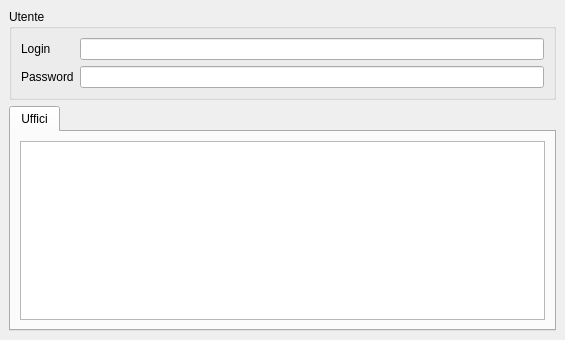
Above: src/com/axiastudio/suite/base/forms/utente.ui from tizianolattisi/suitegda before the change. Below: the same form after it.
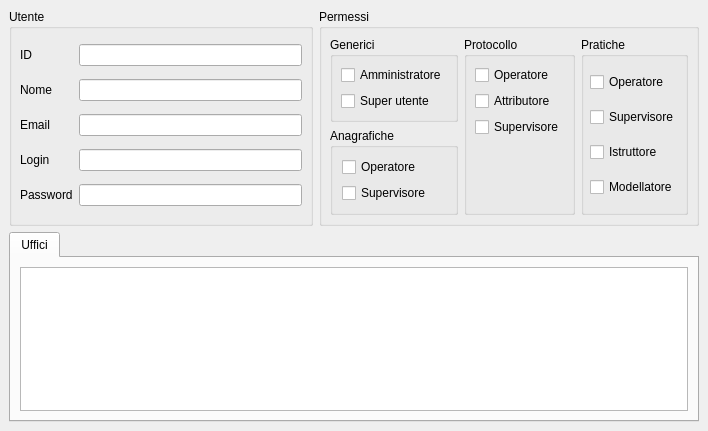
That is the form after the change. Custom widgets are drawn as their Qt base class.

Commit message: Flag dei permessi sull'utente

```diff
--- a/src/com/axiastudio/suite/base/forms/utente.ui
+++ b/src/com/axiastudio/suite/base/forms/utente.ui
@@ -6,43 +6,83 @@
    <rect>
     <x>0</x>
     <y>0</y>
-    <width>565</width>
-    <height>340</height>
+    <width>708</width>
+    <height>431</height>
    </rect>
   </property>
   <property name="windowTitle">
    <string>Utenti</string>
   </property>
   <widget class="QWidget" name="centralwidget">
-   <layout class="QVBoxLayout" name="verticalLayout_2">
-    <item>
+   <layout class="QGridLayout" name="gridLayout_3">
+    <item row="0" column="0">
      <widget class="QGroupBox" name="groupBox">
       <property name="title">
        <string>Utente</string>
       </property>
       <layout class="QGridLayout" name="gridLayout">
+       <property name="margin">
+        <number>8</number>
+       </property>
        <item row="0" column="0">
+        <widget class="QLabel" name="label_4">
+         <property name="text">
+          <string>ID</string>
+         </property>
+        </widget>
+       </item>
+       <item row="0" column="1">
+        <widget class="QLineEdit" name="lineEdit_4"/>
+       </item>
+       <item row="1" column="0">
+        <widget class="QLabel" name="label_3">
+         <property name="text">
+          <string>Nome</string>
+         </property>
+        </widget>
+       </item>
+       <item row="1" column="1">
+        <widget class="QLineEdit" name="lineEdit_3"/>
+       </item>
+       <item row="2" column="0">
+        <widget class="QLabel" name="label_5">
+         <property name="text">
+          <string>Email</string>
+         </property>
+        </widget>
+       </item>
+       <item row="2" column="1">
+        <widget class="QLineEdit" name="lineEdit_5">
+         <property name="column" stdset="0">
+          <string>email</string>
+         </property>
+         <property name="validator" stdset="0">
+          <string>^[_a-z0-9-]+(\.[_a-z0-9-]+)*@[a-z0-9-]+(\.[a-z0-9-]+)*(\.[a-z]{2,4})$</string>
+         </property>
+        </widget>
+       </item>
+       <item row="3" column="0">
         <widget class="QLabel" name="label">
          <property name="text">
           <string>Login</string>
          </property>
         </widget>
        </item>
-       <item row="0" column="1">
+       <item row="3" column="1">
         <widget class="QLineEdit" name="lineEdit">
          <property name="column" stdset="0">
           <string>login</string>
          </property>
         </widget>
        </item>
-       <item row="1" column="0">
+       <item row="4" column="0">
         <widget class="QLabel" name="label_2">
          <property name="text">
           <string>Password</string>
          </property>
         </widget>
        </item>
-       <item row="1" column="1">
+       <item row="4" column="1">
         <widget class="QLineEdit" name="lineEdit_2">
          <property name="column" stdset="0">
           <string>password</string>
@@ -52,7 +92,187 @@
       </layout>
      </widget>
     </item>
-    <item>
+    <item row="0" column="1">
+     <widget class="QGroupBox" name="groupBox_2">
+      <property name="title">
+       <string>Permessi</string>
+      </property>
+      <layout class="QGridLayout" name="gridLayout_2">
+       <property name="margin">
+        <number>8</number>
+       </property>
+       <item row="0" column="0">
+        <widget class="QGroupBox" name="groupBox_5">
+         <property name="title">
+          <string>Generici</string>
+         </property>
+         <layout class="QVBoxLayout" name="verticalLayout_4">
+          <property name="margin">
+           <number>8</number>
+          </property>
+          <item>
+           <widget class="QCheckBox" name="checkBox">
+            <property name="text">
+             <string>Amministratore</string>
+            </property>
+            <property name="column" stdset="0">
+             <string>amministratore</string>
+            </property>
+           </widget>
+          </item>
+          <item>
+           <widget class="QCheckBox" name="checkBox_2">
+            <property name="text">
+             <string>Super utente</string>
+            </property>
+            <property name="column" stdset="0">
+             <string>superutente</string>
+            </property>
+           </widget>
+          </item>
+         </layout>
+        </widget>
+       </item>
+       <item row="0" column="1" rowspan="2">
+        <widget class="QGroupBox" name="groupBox_3">
+         <property name="title">
+          <string>Protocollo</string>
+         </property>
+         <layout class="QVBoxLayout" name="verticalLayout_3">
+          <property name="margin">
+           <number>8</number>
+          </property>
+          <item>
+           <widget class="QCheckBox" name="checkBox_3">
+            <property name="text">
+             <string>Operatore</string>
+            </property>
+            <property name="column" stdset="0">
+             <string>operatoreprotocollo</string>
+            </property>
+           </widget>
+          </item>
+          <item>
+           <widget class="QCheckBox" name="checkBox_10">
+            <property name="text">
+             <string>Attributore</string>
+            </property>
+            <property name="column" stdset="0">
+             <string>attributoreprotocollo</string>
+            </property>
+           </widget>
+          </item>
+          <item>
+           <widget class="QCheckBox" name="checkBox_4">
+            <property name="text">
+             <string>Supervisore</string>
+            </property>
+            <property name="column" stdset="0">
+             <string>supervisoreprotocollo</string>
+            </property>
+           </widget>
+          </item>
+          <item>
+           <spacer name="verticalSpacer">
+            <property name="orientation">
+             <enum>Qt::Vertical</enum>
+            </property>
+            <property name="sizeHint" stdset="0">
+             <size>
+              <width>20</width>
+              <height>50</height>
+             </size>
+            </property>
+           </spacer>
+          </item>
+         </layout>
+        </widget>
+       </item>
+       <item row="0" column="2" rowspan="2">
+        <widget class="QGroupBox" name="groupBox_4">
+         <property name="title">
+          <string>Pratiche</string>
+         </property>
+         <layout class="QVBoxLayout" name="verticalLayout_2">
+          <property name="margin">
+           <number>6</number>
+          </property>
+          <item>
+           <widget class="QCheckBox" name="checkBox_6">
+            <property name="text">
+             <string>Operatore</string>
+            </property>
+            <property name="column" stdset="0">
+             <string>operatorepratiche</string>
+            </property>
+           </widget>
+          </item>
+          <item>
+           <widget class="QCheckBox" name="checkBox_7">
+            <property name="text">
+             <string>Supervisore</string>
+            </property>
+            <property name="column" stdset="0">
+             <string>supervisorepratiche</string>
+            </property>
+           </widget>
+          </item>
+          <item>
+           <widget class="QCheckBox" name="checkBox_8">
+            <property name="text">
+             <string>Istruttore</string>
+            </property>
+            <property name="istruttorepratiche" stdset="0">
+             <string/>
+            </property>
+           </widget>
+          </item>
+          <item>
+           <widget class="QCheckBox" name="checkBox_9">
+            <property name="text">
+             <string>Modellatore</string>
+            </property>
+            <property name="column" stdset="0">
+             <string>modellatorepratiche</string>
+            </property>
+           </widget>
+          </item>
+         </layout>
+        </widget>
+       </item>
+       <item row="1" column="0">
+        <widget class="QGroupBox" name="groupBox_6">
+         <property name="title">
+          <string>Anagrafiche</string>
+         </property>
+         <layout class="QGridLayout" name="gridLayout_4">
+          <item row="0" column="0">
+           <widget class="QCheckBox" name="checkBox_5">
+            <property name="text">
+             <string>Operatore</string>
+            </property>
+            <property name="column" stdset="0">
+             <string>operatoreanagrafiche</string>
+            </property>
+           </widget>
+          </item>
+          <item row="1" column="0">
+           <widget class="QCheckBox" name="checkBox_11">
+            <property name="text">
+             <string>Supervisore</string>
+            </property>
+            <property name="column" stdset="0">
+             <string>supervisoreanagrafiche</string>
+            </property>
+           </widget>
+          </item>
+         </layout>
+        </widget>
+       </item>
+      </layout>
+     </widget>
+    </item>
+    <item row="1" column="0" colspan="2">
      <widget class="QTabWidget" name="tabWidget">
       <property name="currentIndex">
        <number>0</number>
```
The commit also changes 1 other file.
